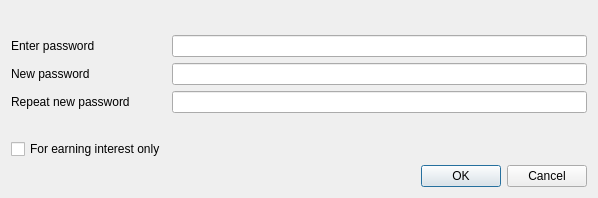
This is src/qt/forms/askpassphrasedialog.ui in justthedoctor/pandacoin-dev as Qt 5 draws it before an edit. The edited form follows.
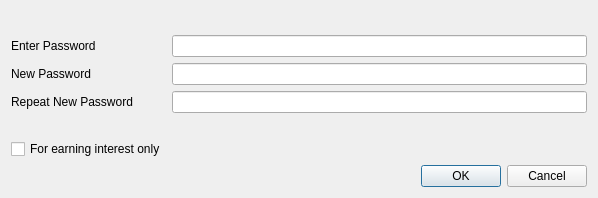
This is the edited form.

The edit to the form file:
```diff
--- a/src/qt/forms/askpassphrasedialog.ui
+++ b/src/qt/forms/askpassphrasedialog.ui
@@ -44,7 +44,7 @@
      <item row="0" column="0">
       <widget class="QLabel" name="passLabel1">
        <property name="text">
-        <string>Enter password</string>
+        <string>Enter Password</string>
        </property>
       </widget>
      </item>
@@ -58,7 +58,7 @@
      <item row="1" column="0">
       <widget class="QLabel" name="passLabel2">
        <property name="text">
-        <string>New password</string>
+        <string>New Password</string>
        </property>
       </widget>
      </item>
@@ -72,7 +72,7 @@
      <item row="2" column="0">
       <widget class="QLabel" name="passLabel3">
        <property name="text">
-        <string>Repeat new password</string>
+        <string>Repeat New Password</string>
        </property>
       </widget>
      </item>
```
